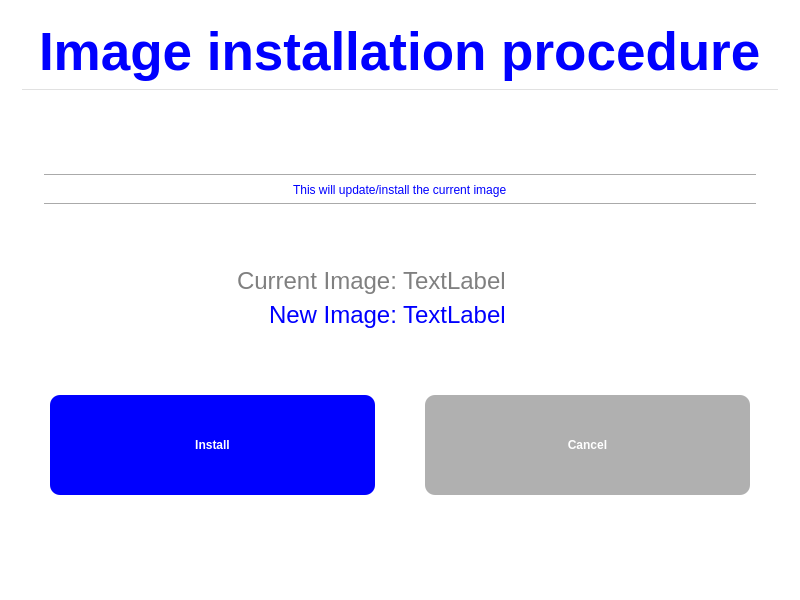
ROJ-ITALY/qt-ce, file MainWindow.ui: the form before one commit.
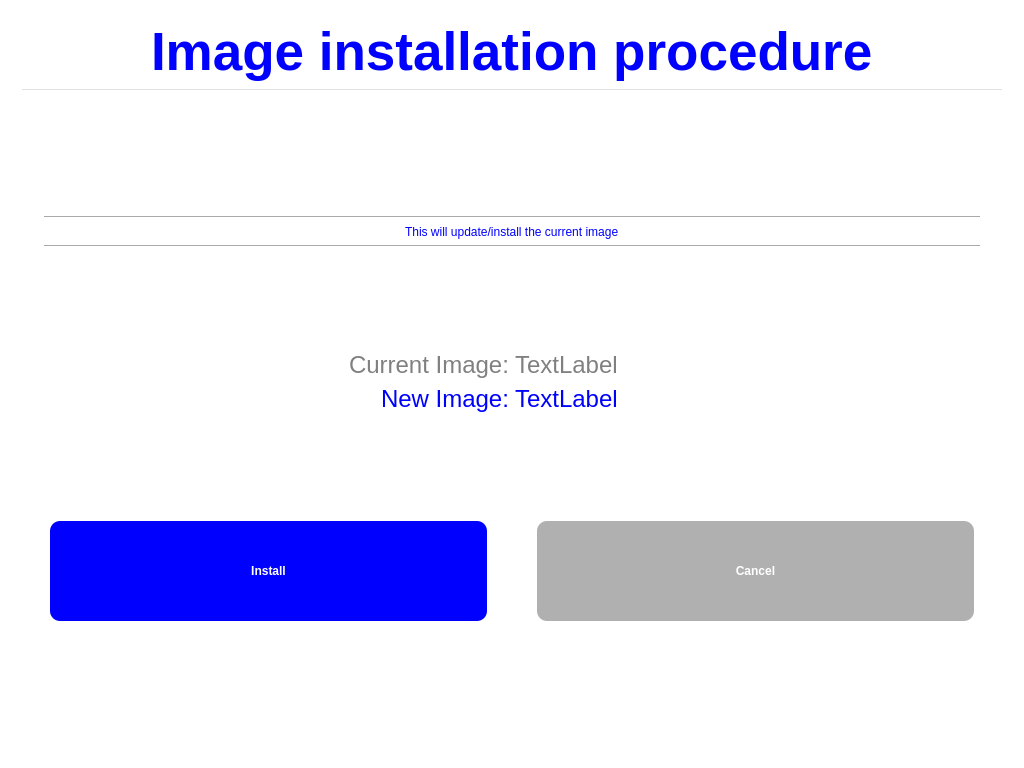
The form after the commit.

Commit message: - Change resolution to 1024x768 (resolution for HMI display).

The edit to the form file:
```diff
--- a/MainWindow.ui
+++ b/MainWindow.ui
@@ -6,8 +6,8 @@
    <rect>
     <x>0</x>
     <y>0</y>
-    <width>800</width>
-    <height>600</height>
+    <width>1024</width>
+    <height>768</height>
    </rect>
   </property>
   <property name="sizePolicy">
```
